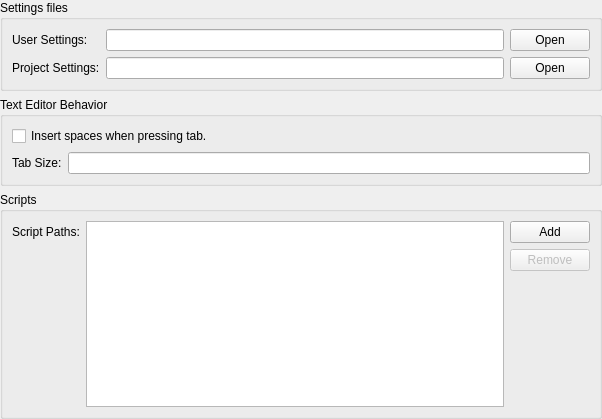
Above: src/gui/settingswidget.ui from KDAB/knut before the change. Below: the same form after it.
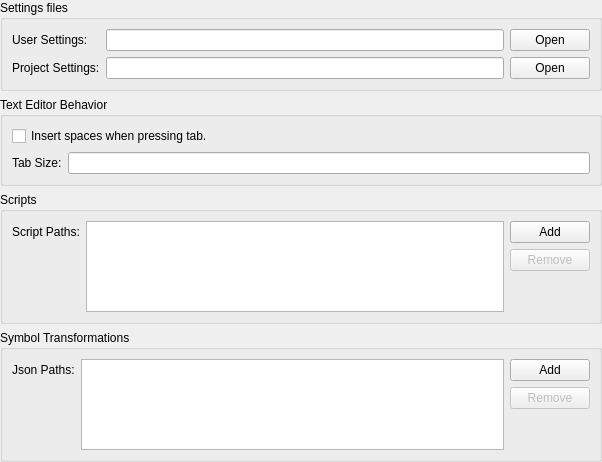
That is the form after the change.

Commit message: Add settings to fill the json paths for transformation

```diff
--- a/src/gui/settingswidget.ui
+++ b/src/gui/settingswidget.ui
@@ -7,7 +7,7 @@
     <x>0</x>
     <y>0</y>
     <width>602</width>
-    <height>419</height>
+    <height>462</height>
    </rect>
   </property>
   <layout class="QVBoxLayout" name="verticalLayout">
@@ -152,6 +152,55 @@
      </layout>
     </widget>
    </item>
+   <item>
+    <widget class="QGroupBox" name="groupBox_3">
+     <property name="title">
+      <string>Symbol Transformations</string>
+     </property>
+     <layout class="QGridLayout" name="gridLayout_3">
+      <item row="0" column="0">
+       <widget class="QLabel" name="label_4">
+        <property name="text">
+         <string>Json Paths:</string>
+        </property>
+       </widget>
+      </item>
+      <item row="0" column="1" rowspan="3">
+       <widget class="QListWidget" name="jsonPathList"/>
+      </item>
+      <item row="0" column="2">
+       <widget class="QPushButton" name="addJsonButton">
+        <property name="text">
+         <string>Add</string>
+        </property>
+       </widget>
+      </item>
+      <item row="1" column="2">
+       <widget class="QPushButton" name="removeJsonButton">
+        <property name="enabled">
+         <bool>false</bool>
+        </property>
+        <property name="text">
+         <string>Remove</string>
+        </property>
+       </widget>
+      </item>
+      <item row="2" column="2">
+       <spacer name="verticalSpacer_2">
+        <property name="orientation">
+         <enum>Qt::Vertical</enum>
+        </property>
+        <property name="sizeHint" stdset="0">
+         <size>
+          <width>20</width>
+          <height>20</height>
+         </size>
+        </property>
+       </spacer>
+      </item>
+     </layout>
+    </widget>
+   </item>
   </layout>
  </widget>
  <tabstops>
```
The commit also changes 4 other files.
